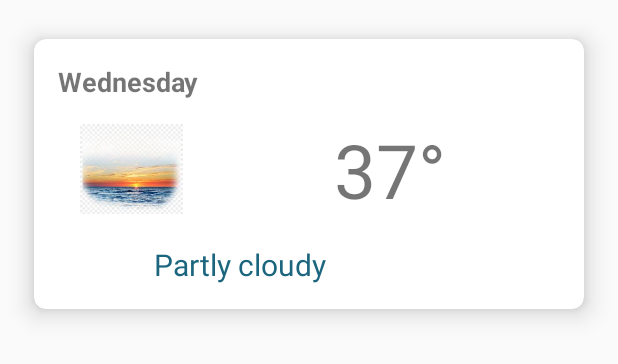
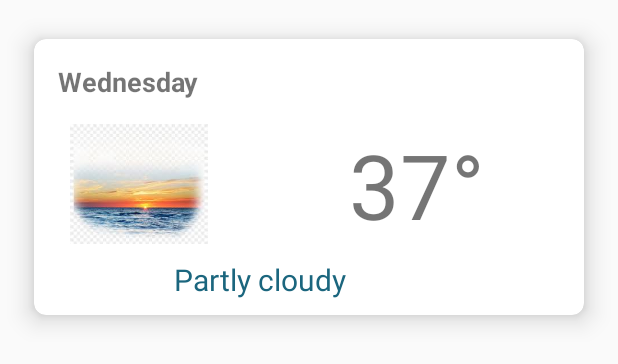
Before and after one commit to RajeshNeel/WeatherApp, an Android app: the layout two_days_forecast_data_holder.xml on its own in the app's theme, with its tools: preview values and no code run, on a phone screen of 412 x 824 dp. Shown: the top 364 px of the screen. Run offline under Robolectric (Android 15) with nearby library versions, the phone set to English and light mode, and no system bars.

Commit message:
updated forecast adapter code,fixed nav_header title text,and ui

```diff
--- a/app/src/main/java/com/gaurav/weatherforecastapp/adapters/TwoDaysWeatherForecastAdapter.java
+++ b/app/src/main/java/com/gaurav/weatherforecastapp/adapters/TwoDaysWeatherForecastAdapter.java
@@ -42,12 +42,13 @@ public class TwoDaysWeatherForecastAdapter extends RecyclerView.Adapter<TwoDaysW
     @Override
     public void onBindViewHolder(@NonNull TwoDaysForecastViewHolder holder, int position) {
 
+        int positions =28;
         holder.forecastDate.setText(weatherForecastDataList.get(position).getForecastDate());
 
         int currentTemp = (int)  CommonMethods.convertKelvinToCelsius(Float.parseFloat(weatherForecastDataList.get(position).getForecastTemp()));
 
 
-        holder.forecastTemp.setText(String.valueOf(currentTemp)+ " \\u00B0");
+        holder.forecastTemp.setText(String.valueOf(currentTemp)+ " \u00B0");
 
 
         holder.forecastWeatherDesc.setText(weatherForecastDataList.get(position).getForecastWeatherDesc());
--- a/app/src/main/res/layout/fragment_two_days_forecast.xml
+++ b/app/src/main/res/layout/fragment_two_days_forecast.xml
@@ -13,8 +13,9 @@
         android:layout_width="match_parent"
         android:layout_height="wrap_content"
         android:layout_marginStart="8dp"
-        android:layout_marginTop="16dp"
+        android:layout_marginTop="10dp"
         android:layout_marginEnd="8dp"
+        android:paddingBottom="15dp"
         app:layout_constraintEnd_toEndOf="parent"
         app:layout_constraintStart_toStartOf="parent"
         app:layout_constraintTop_toTopOf="parent" />
--- a/app/src/main/res/layout/nav_header_main.xml
+++ b/app/src/main/res/layout/nav_header_main.xml
@@ -6,10 +6,6 @@
     android:background="@drawable/imagesweather"
     android:orientation="vertical"
     android:gravity="center"
-    android:paddingLeft="@dimen/activity_horizontal_margin"
-    android:paddingTop="@dimen/activity_vertical_margin"
-    android:paddingRight="@dimen/activity_horizontal_margin"
-    android:paddingBottom="@dimen/activity_vertical_margin"
     android:theme="@style/ThemeOverlay.AppCompat.Dark">
 
     <ImageView
@@ -27,7 +23,6 @@
         android:layout_height="wrap_content"
         android:text="@string/nav_header_title"
         android:gravity="center"
-        android:layout_gravity="center"
         android:textSize="22sp"
         android:textAppearance="@style/TextAppearance.AppCompat.Body1" />
 
--- a/app/src/main/res/layout/two_days_forecast_data_holder.xml
+++ b/app/src/main/res/layout/two_days_forecast_data_holder.xml
@@ -38,8 +38,8 @@
 
             <ImageView
                 android:id="@+id/imageViewWeatherImage"
-                android:layout_width="130dp"
-                android:layout_height="60dp"
+                android:layout_width="140dp"
+                android:layout_height="80dp"
                 android:layout_marginTop="16dp"
                 app:layout_constraintStart_toStartOf="parent"
                 app:layout_constraintTop_toBottomOf="@+id/textViewDate"
@@ -51,7 +51,7 @@
                 android:layout_height="wrap_content"
                 android:layout_marginStart="70dp"
                 android:text="37\u00B0"
-                android:textSize="50sp"
+                android:textSize="60sp"
                 app:layout_constraintBottom_toBottomOf="@+id/imageViewWeatherImage"
                 app:layout_constraintStart_toEndOf="@+id/imageViewWeatherImage"
                 app:layout_constraintTop_toTopOf="@+id/imageViewWeatherImage" />
@@ -60,8 +60,8 @@
                 android:id="@+id/textViewWeatherDesc"
                 android:layout_width="wrap_content"
                 android:layout_height="wrap_content"
-                android:layout_marginTop="20dp"
-                android:layout_marginBottom="16dp"
+                android:layout_marginTop="10dp"
+                android:layout_marginBottom="10dp"
                 android:text="Partly cloudy"
                 android:textSize="20sp"
                 android:textColor="@color/blue_color"
```
Also changed, not shown: app/src/main/java/com/gaurav/weatherforecastapp/ui/forecastweather/TomorrowForecastFragment.java (+7 -6 lines).
